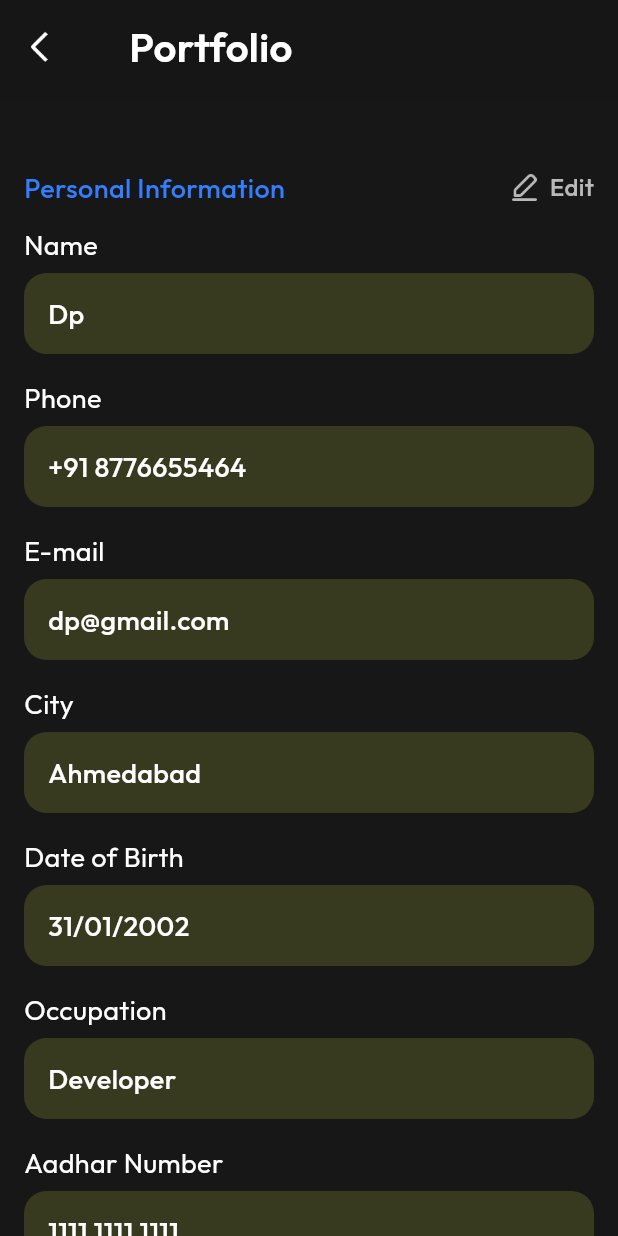
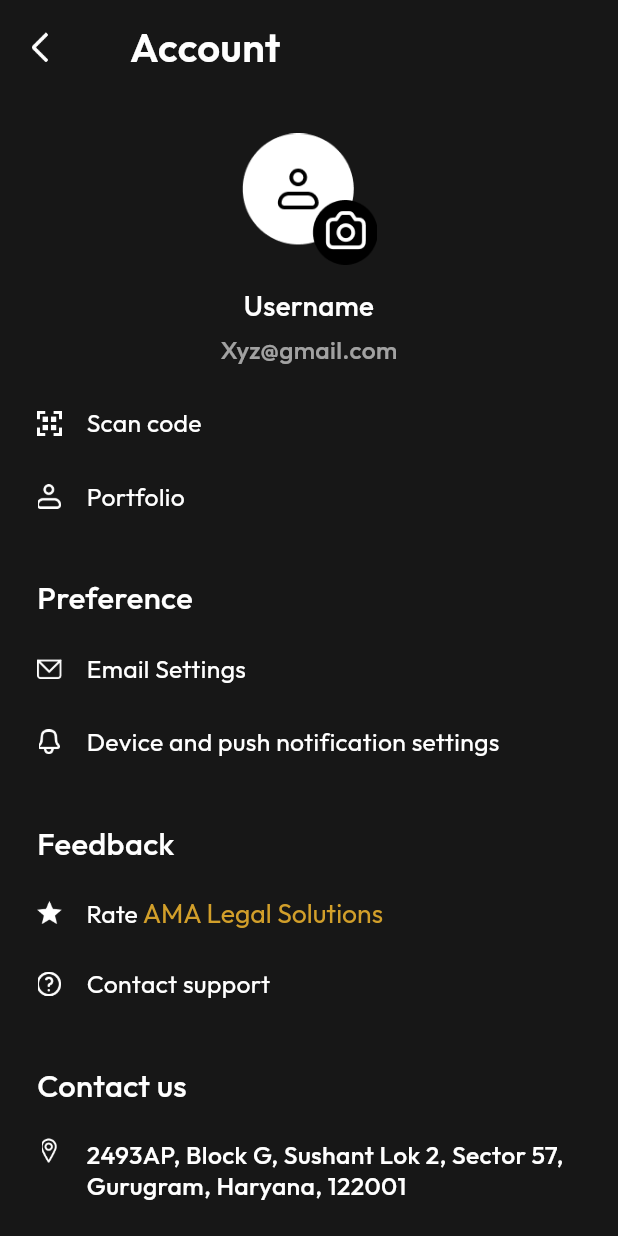
Before and after one commit to DevPatel1479/ama_app, a Flutter app: the screen it shows after launch, on a phone screen of 412 x 824 dp. Run offline on Flutter 3.47's test engine with Material 3 defaults, Android fonts, the light colour scheme and no system bars; our stand-ins replace google_fonts.

Commit message:
Added user account ui with required assets

```diff
--- a/lib/config/assets_constants.dart
+++ b/lib/config/assets_constants.dart
@@ -58,4 +58,19 @@ class AppAssets {
   static const String unExpandedIcon = "assets/icons/unexpanded_icon.png";
 
   static const String editIcon = "assets/icons/edit_icon.png";
+
+  static const String userCameraIcon = "assets/icons/user_camera_icon.png";
+
+  static const String portfolioIcon = "assets/icons/portfolio_icon.png";
+  static const String qrIcon = "assets/icons/qr_icon.png";
+  static const String emailIcon = "assets/icons/email_icon.png";
+  static const String notificationIcon = "assets/icons/notification_icon.png";
+  static const String rateIcon = "assets/icons/rate_icon.png";
+  static const String helpIcon = "assets/icons/help_icon.png";
+
+  static String locationIcon = "assets/icons/location_icon.png";
+
+  static String phoneIcon = "assets/icons/phone_icon.png";
+
+  static String companyEmailIcon = "assets/icons/company_mail_icon.png";
 }
--- a/lib/main.dart
+++ b/lib/main.dart
@@ -4,6 +4,7 @@ import 'package:ama_legal_solutions/screens/auth/signup_screen.dart';
 import 'package:ama_legal_solutions/screens/features/ama_screen.dart';
 import 'package:ama_legal_solutions/screens/features/casedesk_screen.dart';
 import 'package:ama_legal_solutions/screens/features/profile/portfolio_screen.dart';
+import 'package:ama_legal_solutions/screens/features/profile/user_account_screen.dart';
 import 'package:ama_legal_solutions/screens/features/raise_query_screen.dart';
 import 'package:ama_legal_solutions/screens/features/services_screen.dart';
 import 'package:ama_legal_solutions/screens/onboarding/get_start_screen.dart';
@@ -40,7 +41,7 @@ class MyApp extends StatelessWidget {
         // tested with just a hot reload.
         colorScheme: ColorScheme.fromSeed(seedColor: Colors.deepPurple),
       ),
-      home: const PortfolioScreen(),
+      home: const UserAccountScreen(),
     );
   }
 }
--- a/lib/screens/features/ama_screen.dart
+++ b/lib/screens/features/ama_screen.dart
@@ -10,8 +10,40 @@ class AmaScreen extends StatefulWidget {
   _AmaScreenState createState() => _AmaScreenState();
 }
 
-class _AmaScreenState extends State<AmaScreen> {
+class _AmaScreenState extends State<AmaScreen>
+    with SingleTickerProviderStateMixin {
   bool _expanded = false; // for view more/less toggle
+  late AnimationController _animationController;
+  late Animation<double> _animation;
+  @override
+  void initState() {
+    super.initState();
+    _animationController = AnimationController(
+      duration: const Duration(milliseconds: 600),
+      vsync: this,
+    );
+    _animation = CurvedAnimation(
+      parent: _animationController,
+      curve: Curves.easeInOut,
+    );
+  }
+
+  @override
+  void dispose() {
+    _animationController.dispose();
+    super.dispose();
+  }
+
+  void _toggleExpansion() {
+    setState(() {
+      _expanded = !_expanded;
+      if (_expanded) {
+        _animationController.forward();
+      } else {
+        _animationController.reverse();
+      }
+    });
+  }
 
   @override
   Widget build(BuildContext context) {
@@ -153,12 +185,7 @@ class _AmaScreenState extends State<AmaScreen> {
                     ),
                   ),
 
-                  /// Custom Question Card
                   /// Custom Question Card with gradient border
-                  /// inside your ListView children:
-
-                  /// Custom Question Card with gradient border
-                  /// Custom Question Card
                   Container(
                     margin: const EdgeInsets.only(bottom: 16),
                     decoration: BoxDecoration(
@@ -227,15 +254,15 @@ class _AmaScreenState extends State<AmaScreen> {
                           ),
                           const SizedBox(height: 12),
 
-                          /// Animated expandable question text
                           /// Animated expandable question text with bottom fade overlay
                           Stack(
                             children: [
                               // The actual text
                               ClipRect(
                                 child: AnimatedSize(
-                                  duration: const Duration(milliseconds: 600),
+                                  duration: const Duration(milliseconds: 300),
                                   curve: Curves.easeInOut,
+                                  alignment: Alignment.topCenter,
                                   child: ConstrainedBox(
                                     constraints: _expanded
                                         ? const BoxConstraints()
@@ -285,22 +312,13 @@ class _AmaScreenState extends State<AmaScreen> {
 
                           const SizedBox(height: 8),
 
-                          /// Nested layout (Author info + text) - visible only when expanded
-                          if (_expanded)
-                            // Nested layout (Author info + text) - always in tree
-                            ClipRect(
-                              child: AnimatedSize(
-                                duration: const Duration(milliseconds: 600),
-                                curve: Curves.easeInOut,
-                                child: ConstrainedBox(
-                                  constraints: _expanded
-                                      ? const BoxConstraints()
-                                      : BoxConstraints(
-                                          maxHeight: 0,
-                                        ), // start collapsed
+                          /// Author info section - always in widget tree but collapsed when not expanded
+                          /// Author info section with SizeTransition animation
+                          SizeTransition(
+                            sizeFactor: _animation,
+                            axisAlignment: 1.0,
                             child: Column(
-                                    crossAxisAlignment:
-                                        CrossAxisAlignment.start,
+                              crossAxisAlignment: CrossAxisAlignment.start,
                               children: [
                                 SizedBox(height: screenHeight * 0.015),
                                 Row(
@@ -319,8 +337,7 @@ class _AmaScreenState extends State<AmaScreen> {
                                       ),
                                       decoration: BoxDecoration(
                                         color: const Color(0x33FFFFFF),
-                                              borderRadius:
-                                                  BorderRadius.circular(10),
+                                        borderRadius: BorderRadius.circular(10),
                                         border: Border.all(
                                           color: Colors.white,
                                           width: 1,
@@ -354,8 +371,6 @@ class _AmaScreenState extends State<AmaScreen> {
                               ],
                             ),
                           ),
-                              ),
-                            ),
 
                           const SizedBox(height: 8),
 
@@ -367,11 +382,7 @@ class _AmaScreenState extends State<AmaScreen> {
                               children: [
                                 // Centered text + expand_more (only when collapsed)
                                 GestureDetector(
-                                  onTap: () {
-                                    setState(() {
-                                      _expanded = !_expanded;
-                                    });
-                                  },
+                                  onTap: _toggleExpansion,
                                   child: Row(
                                     mainAxisSize: MainAxisSize.min,
                                     children: [
@@ -387,7 +398,7 @@ class _AmaScreenState extends State<AmaScreen> {
                                       ),
                                       if (!_expanded) // show expand_more only in collapsed state
                                         const SizedBox(width: 4),
-                                      // if (!_expanded)
+
                                       const Icon(
                                         Icons.expand_more,
                                         color: Colors.white,
@@ -402,17 +413,11 @@ class _AmaScreenState extends State<AmaScreen> {
                                   Positioned(
                                     right: 0,
                                     child: GestureDetector(
-                                      onTap: () {
-                                        setState(() {
-                                          _expanded =
-                                              false; // collapse the card
-                                        });
-                                      },
+                                      onTap: _toggleExpansion,
                                       child: Image.asset(
                                         AppAssets.unExpandedIcon,
                                         width: 20,
                                         height: 20,
-                                        // fit: BoxFit.contain,
                                       ),
                                     ),
                                   ),
--- /dev/null
+++ b/lib/screens/features/profile/user_account_screen.dart
@@ -0,0 +1,432 @@
+import 'package:ama_legal_solutions/config/assets_constants.dart';
+import 'package:flutter/material.dart';
+import 'package:flutter/services.dart';
+import 'package:google_fonts/google_fonts.dart';
+
+class UserAccountScreen extends StatefulWidget {
+  const UserAccountScreen({super.key});
+
+  @override
+  State<UserAccountScreen> createState() => _UserAccountScreenState();
+}
+
+class _UserAccountScreenState extends State<UserAccountScreen> {
+  @override
+  Widget build(BuildContext context) {
+    SystemChrome.setSystemUIOverlayStyle(
+      SystemUiOverlayStyle(
+        statusBarColor: Colors.transparent,
+        statusBarIconBrightness: Brightness.light,
+        statusBarBrightness: Brightness.dark,
+      ),
+    );
+
+    final screenWidth = MediaQuery.of(context).size.width;
+    final screenHeight = MediaQuery.of(context).size.height;
+
+    return Scaffold(
+      backgroundColor: const Color(0xFF171717),
+      body: SafeArea(
+        child: Column(
+          crossAxisAlignment: CrossAxisAlignment.start,
+          children: [
+            // 🔹 Top Bar
+            Padding(
+              padding: EdgeInsets.symmetric(
+                horizontal: screenWidth * 0.04,
+                vertical: screenHeight * 0.015,
+              ),
+              child: Row(
+                children: [
+                  GestureDetector(
+                    onTap: () => Navigator.pop(context),
+                    child: Image.asset(
+                      AppAssets.backArrowIcon,
+                      width: screenWidth * 0.05,
+                      height: screenWidth * 0.05,
+                      fit: BoxFit.contain,
+                    ),
+                  ),
+                  SizedBox(width: screenWidth * 0.12),
+                  Text(
+                    "Account",
+                    style: GoogleFonts.outfit(
+                      fontSize: screenWidth * 0.065,
+                      fontWeight: FontWeight.w600,
+                      color: Colors.white,
+                    ),
+                  ),
+                ],
+              ),
+            ),
+
+            SizedBox(height: screenHeight * 0.03),
+
+            // 🔹 Centered User Info Section
+            Center(
+              child: Column(
+                children: [
+                  GestureDetector(
+                    onTap: () {
+                      // TODO: handle camera tap
+                    },
+                    child: Image.asset(
+                      AppAssets.userCameraIcon,
+                      width: screenWidth * 0.22,
+                      height: screenWidth * 0.22,
+                      fit: BoxFit.contain,
+                    ),
+                  ),
+                  SizedBox(height: screenHeight * 0.015),
+                  Text(
+                    "Username",
+                    textAlign: TextAlign.center,
+                    style: GoogleFonts.outfit(
+                      fontSize: screenWidth * 0.045,
+                      fontWeight: FontWeight.w500,
+                      color: Colors.white,
+                    ),
+                  ),
+                  SizedBox(height: screenHeight * 0.005),
+                  Text(
+                    "Xyz@gmail.com",
+                    textAlign: TextAlign.center,
+                    style: GoogleFonts.outfit(
+                      fontSize: screenWidth * 0.04,
+                      fontWeight: FontWeight.w500,
+                      color: Colors.white.withOpacity(0.6),
+                    ),
+                  ),
+                ],
+              ),
+            ),
+
+            SizedBox(height: screenHeight * 0.03),
+
+            // 🔹 Scrollable Options List (Left aligned)
+            Expanded(
+              child: SingleChildScrollView(
+                padding: EdgeInsets.symmetric(horizontal: screenWidth * 0.06),
+                child: Column(
+                  crossAxisAlignment: CrossAxisAlignment.start,
+                  children: [
+                    // Row: QR + Text
+                    Row(
+                      children: [
+                        Image.asset(
+                          AppAssets.qrIcon,
+                          width: screenWidth * 0.04,
+                          height: screenWidth * 0.04,
+                          fit: BoxFit.contain,
+                        ),
+                        SizedBox(width: screenWidth * 0.04),
+                        Text(
+                          "Scan code",
+                          style: GoogleFonts.outfit(
+                            fontSize: screenWidth * 0.040,
+                            fontWeight: FontWeight.w400,
+                            color: Colors.white,
+                          ),
+                        ),
+                      ],
+                    ),
+
+                    SizedBox(height: screenHeight * 0.03),
+
+                    // Row: Portfolio + Text
+                    Row(
+                      children: [
+                        Image.asset(
+                          AppAssets.portfolioIcon,
+                          width: screenWidth * 0.04,
+                          height: screenWidth * 0.04,
+                          fit: BoxFit.contain,
+                        ),
+                        SizedBox(width: screenWidth * 0.04),
+                        Text(
+                          "Portfolio",
+                          style: GoogleFonts.outfit(
+                            fontSize: screenWidth * 0.040,
+                            fontWeight: FontWeight.w400,
+                            color: Colors.white,
+                          ),
+                        ),
+                      ],
+                    ),
+
+                    SizedBox(height: screenHeight * 0.05),
+
+                    // 🔹 Preference Header
+                    Text(
+                      "Preference",
+                      style: GoogleFonts.outfit(
+                        fontSize: screenWidth * 0.05,
+                        fontWeight: FontWeight.w500,
+                        color: Colors.white,
+                      ),
+                    ),
+
+                    SizedBox(height: screenHeight * 0.025),
+
+                    // Row: Email Settings
+                    Row(
+                      children: [
+                        Image.asset(
+                          AppAssets.emailIcon,
+                          width: screenWidth * 0.04,
+                          height: screenWidth * 0.04,
+                          fit: BoxFit.contain,
+                        ),
+                        SizedBox(width: screenWidth * 0.04),
+                        Text(
+                          "Email Settings",
+                          style: GoogleFonts.outfit(
+                            fontSize: screenWidth * 0.040,
+                            fontWeight: FontWeight.w400,
+                            color: Colors.white,
+                          ),
+                        ),
+                      ],
+                    ),
+
+                    SizedBox(height: screenHeight * 0.03),
+
+                    // Row: Notification Settings
+                    Row(
+                      children: [
+                        Image.asset(
+                          AppAssets.notificationIcon,
+                          width: screenWidth * 0.04,
+                          height: screenWidth * 0.04,
+                          fit: BoxFit.contain,
+                        ),
+                        SizedBox(width: screenWidth * 0.04),
+                        Expanded(
+                          child: Text(
+                            "Device and push notification settings",
+                            style: GoogleFonts.outfit(
+                              fontSize: screenWidth * 0.040,
+                              fontWeight: FontWeight.w400,
+                              color: Colors.white,
+                            ),
+                          ),
+                        ),
+                      ],
+                    ),
+
+                    SizedBox(height: screenHeight * 0.05),
+
+                    // 🔹 Feedback Header
+                    Text(
+                      "Feedback",
+                      style: GoogleFonts.outfit(
+                        fontSize: screenWidth * 0.05,
+                        fontWeight: FontWeight.w500,
+                        color: Colors.white,
+                      ),
+                    ),
+
+                    SizedBox(height: screenHeight * 0.025),
+
+                    // Row: Rate AMA Legal Solutions
+                    Row(
+                      crossAxisAlignment: CrossAxisAlignment.center,
+                      children: [
+                        Image.asset(
+                          AppAssets.rateIcon,
+                          width: screenWidth * 0.04,
+                          height: screenWidth * 0.04,
+                          fit: BoxFit.contain,
+                        ),
+                        SizedBox(width: screenWidth * 0.04),
+                        RichText(
+                          text: TextSpan(
+                            style: GoogleFonts.outfit(
+                              fontSize: screenWidth * 0.040,
+                              fontWeight: FontWeight.w400,
+                              color: Colors.white,
+                            ),
+                            children: [
+                              const TextSpan(text: "Rate "),
+                              TextSpan(
+                                text: "AMA Legal Solutions",
+                                style: GoogleFonts.outfit(
+                                  fontSize: screenWidth * 0.043,
+                                  fontWeight: FontWeight.w400,
+                                  color: const Color(0xFFD29F2A), // gold color
+                                ),
+                              ),
+                            ],
+                          ),
+                        ),
+                      ],
+                    ),
+
+                    SizedBox(height: screenHeight * 0.03),
+
+                    // Row: Contact Support
+                    Row(
+                      children: [
+                        Image.asset(
+                          AppAssets.helpIcon,
+                          width: screenWidth * 0.04,
+                          height: screenWidth * 0.04,
+                          fit: BoxFit.contain,
+                        ),
+                        SizedBox(width: screenWidth * 0.04),
+                        Text(
+                          "Contact support",
+                          style: GoogleFonts.outfit(
+                            fontSize: screenWidth * 0.040,
+                            fontWeight: FontWeight.w400,
+                            color: Colors.white,
+                          ),
+                        ),
+                      ],
+                    ),
+
+                    SizedBox(height: screenHeight * 0.05),
+
+                    // 🔹 Contact Us Header
+                    Text(
+                      "Contact us",
+                      style: GoogleFonts.outfit(
+                        fontSize: screenWidth * 0.05,
+                        fontWeight: FontWeight.w500,
+                        color: Colors.white,
+                      ),
+                    ),
+
+                    SizedBox(height: screenHeight * 0.025),
+
+                    // Row: Location
+                    Row(
+                      crossAxisAlignment: CrossAxisAlignment.start,
+                      children: [
+                        Image.asset(
+                          AppAssets.locationIcon,
+                          width: screenWidth * 0.04,
+                          height: screenWidth * 0.04,
+                          fit: BoxFit.contain,
+                        ),
+                        SizedBox(width: screenWidth * 0.04),
+                        Expanded(
+                          child: Text(
+                            "2493AP, Block G, Sushant Lok 2, Sector 57, Gurugram, Haryana, 122001",
+                            style: GoogleFonts.outfit(
+                              fontSize: screenWidth * 0.040,
+                              fontWeight: FontWeight.w500,
+                              height: 1.3, // line height
+                              color: Colors.white,
+                            ),
+                          ),
+                        ),
+                      ],
+                    ),
+
+                    SizedBox(height: screenHeight * 0.03),
+
+                    // Row: Phone
+                    Row(
+                      children: [
+                        Image.asset(
+                          AppAssets.phoneIcon,
+                          width: screenWidth * 0.04,
+                          height: screenWidth * 0.04,
+                          fit: BoxFit.contain,
+                        ),
+                        SizedBox(width: screenWidth * 0.04),
+                        Text(
+                          "+918700343611",
+                          style: GoogleFonts.outfit(
+                            fontSize: screenWidth * 0.040,
+                            fontWeight: FontWeight.w400,
+                            color: Colors.white,
+                          ),
+                        ),
+                      ],
+                    ),
+
+                    SizedBox(height: screenHeight * 0.03),
+
+                    // Row: Company Email
+                    Row(
+                      children: [
+                        Image.asset(
+                          AppAssets.companyEmailIcon,
+                          width: screenWidth * 0.04,
+                          height: screenWidth * 0.04,
+                          fit: BoxFit.contain,
+                        ),
+                        SizedBox(width: screenWidth * 0.04),
+                        Expanded(
+                          child: Text(
+                            "notify@amalegalsolutions.com",
+                            style: GoogleFonts.outfit(
+                              fontSize: screenWidth * 0.040,
+                              fontWeight: FontWeight.w400,
+                              color: Colors.white,
+                            ),
+                          ),
+                        ),
+                      ],
+                    ),
+
+                    SizedBox(height: screenHeight * 0.02),
+
+                    // 🔹 Gradient Divider Line
+                    Container(
+                      width:
+                          screenWidth *
+                          0.9, // responsive width (~90% of screen)
+                      height: 1.5, // line thickness
+                      decoration: BoxDecoration(
+                        gradient: LinearGradient(
+                          begin: Alignment.centerLeft,
+                          end: Alignment.centerRight,
+                          colors: [
+                            const Color(
+                              0x1AD29F2A,
+                            ), // rgba(210,159,42,0.1) = 10% opacity
+                            const Color(0xFFD29F2A), // solid gold center
+                            const Color(0x1AD29F2A), // 10% opacity again
+                          ],
+                          stops: const [0.0, 0.5, 1.0], // left → center → right
+                        ),
+                      ),
+                    ),
+                    SizedBox(height: screenHeight * 0.02),
+
+                    GestureDetector(
+                      onTap: () {
+                        // TODO: handle log out action
+                      },
+                      child: Row(
+                        children: [
+                          Icon(
+                            Icons.logout,
+                            color: const Color(0xFFD29F2A),
+                            size: screenWidth * 0.04, // responsive size
+                          ),
+                          SizedBox(width: screenWidth * 0.04),
+                          Text(
+                            "Log out",
+                            style: GoogleFonts.outfit(
+                              fontSize: screenWidth * 0.040,
+                              fontWeight: FontWeight.w400,
+                              color: const Color(0xFFD29F2A),
+                            ),
+                          ),
+                        ],
+                      ),
+                    ),
+                  ],
+                ),
+              ),
+            ),
+          ],
+        ),
+      ),
+    );
+  }
+}
```
Also changed, not shown: assets/icons/company_mail_icon.png (added), assets/icons/email_icon.png (added), assets/icons/help_icon.png (added), assets/icons/location_icon.png (added), assets/icons/notification_icon.png (added), assets/icons/phone_icon.png (added), assets/icons/portfolio_icon.png (added), assets/icons/qr_icon.png (added), assets/icons/rate_icon.png (added), assets/icons/user_camera_icon.png (added). Lines whose indentation alone changed are shown as unchanged.
